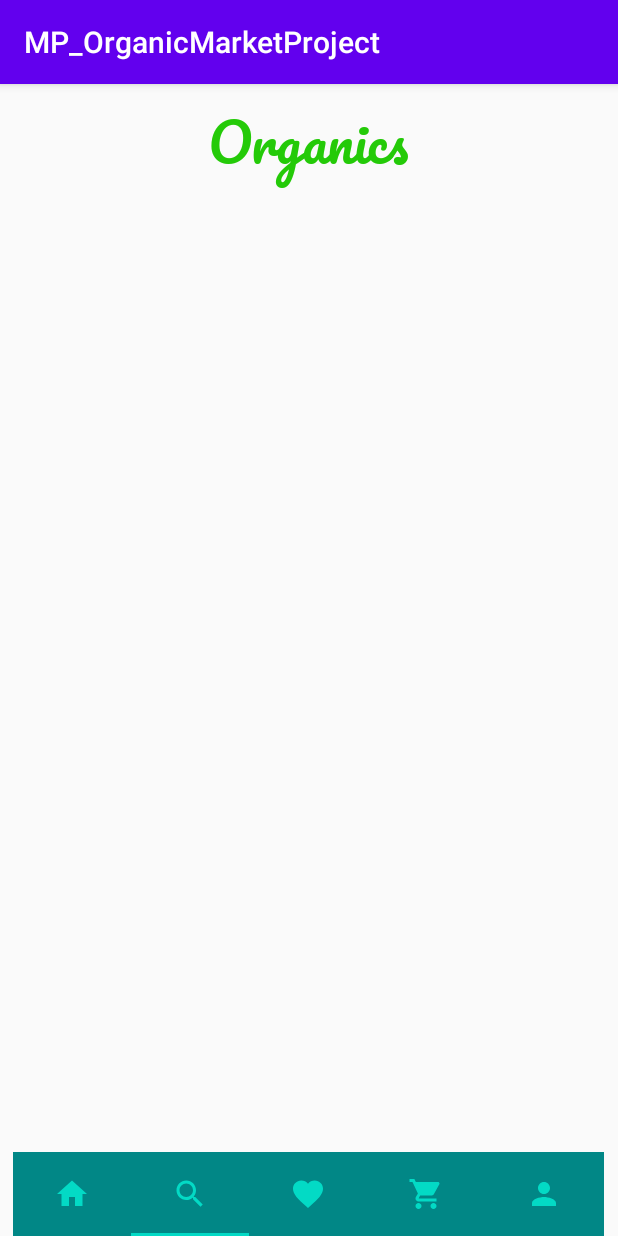
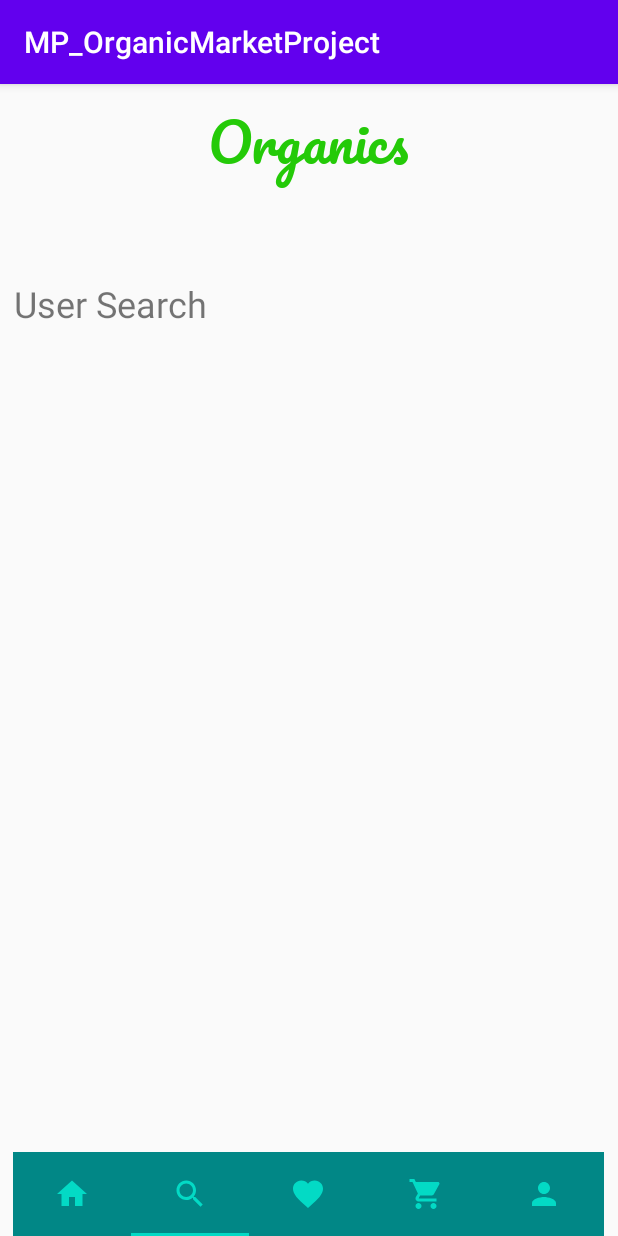
Before and after one commit to ozgurbaltaci/Organics-E-commerce-app, an Android app: the ProductsActivity screen opened directly, with no data from a screen before it, item 2 of the bottom bar chosen, on a phone screen of 412 x 824 dp. Run offline under Robolectric (Android 15) with nearby library versions, the light colour scheme and no system bars; our stand-ins replace Firebase (no records; nobody signed in at launch, a user with empty details on screens opened directly), Picasso; 1 statement that could not run was skipped.

Commit message:
productsFragment

```diff
--- /dev/null
+++ b/app/src/main/java/com/example/mp_organicmarketproject/ProductAdapterDeneme.java
@@ -0,0 +1,56 @@
+package com.example.mp_organicmarketproject;
+
+import android.content.Context;
+
+import androidx.annotation.NonNull;
+import androidx.fragment.app.Fragment;
+import androidx.fragment.app.FragmentManager;
+import androidx.fragment.app.FragmentPagerAdapter;
+
+public class ProductAdapterDeneme extends FragmentPagerAdapter {
+
+
+    Context context;
+    int totalTabs;
+
+    public ProductAdapterDeneme(@NonNull FragmentManager fm) {
+
+        super(fm);
+    }
+    public ProductAdapterDeneme(Context c, FragmentManager fm, int totalTabs){
+        super(fm);
+        this.context = c;
+        this.totalTabs = totalTabs;
+
+    }
+
+
+
+    @NonNull
+    @Override
+    public Fragment getItem(int position) {
+        switch (position){
+            case 0:
+                return new ProductFragmentDeneme();
+            case 1:
+                return new UserSearchButton();
+            case 2:
+                return new UserFavoritesButton();
+            case 3:
+                return new UserCartButton();
+            case 4:
+                return new UserProfileButton();
+            default:
+                return null;
+
+
+        }
+
+    }
+
+    @Override
+    public int getCount() {
+        return totalTabs;
+    }
+
+}
--- /dev/null
+++ b/app/src/main/java/com/example/mp_organicmarketproject/ProductFragmentDeneme.java
@@ -0,0 +1,84 @@
+package com.example.mp_organicmarketproject;
+
+import android.os.Bundle;
+import android.view.LayoutInflater;
+import android.view.View;
+import android.view.ViewGroup;
+import android.widget.TextView;
+import android.widget.Toast;
+
+import androidx.annotation.NonNull;
+import androidx.annotation.Nullable;
+import androidx.fragment.app.Fragment;
+import androidx.recyclerview.widget.GridLayoutManager;
+import androidx.recyclerview.widget.LinearLayoutManager;
+import androidx.recyclerview.widget.RecyclerView;
+
+import com.google.firebase.database.DataSnapshot;
+import com.google.firebase.database.DatabaseError;
+import com.google.firebase.database.DatabaseReference;
+import com.google.firebase.database.FirebaseDatabase;
+import com.google.firebase.database.ValueEventListener;
+
+import org.w3c.dom.Text;
+
+import java.util.ArrayList;
+import java.util.List;
+
+public class ProductFragmentDeneme extends Fragment {
+
+     RecyclerView productsRecyclerView;
+     RecyclerView.LayoutManager recyclerProductManager;
+     String currentCategory;
+     TextView productCategoryTitle;
+    private List<Product> products;
+
+    private ProductsAdapter productsAdapter;
+
+
+    @Nullable
+    @Override
+    public View onCreateView(@NonNull LayoutInflater inflater, @Nullable ViewGroup container, @Nullable Bundle savedInstanceState) {
+
+        View v = inflater.inflate(R.layout.deneme_product, container, false);
+        currentCategory = getActivity().getIntent().getStringExtra("Category");
+        System.out.println(currentCategory + " ye tıklandı.");
+
+        productCategoryTitle = v.findViewById(R.id.ProductCategoryTitle);
+        productCategoryTitle.setText(currentCategory);
+        showProducts(v);
+
+        return v;
+
+    }
+
+    public void showProducts(View v){
+        productsRecyclerView= v.findViewById(R.id.product_recyclerView);
+//        productsRecyclerView.setNestedScrollingEnabled(false);
+        productsRecyclerView.setHasFixedSize(true);
+
+
+        RecyclerView.LayoutManager mLayoutManager = new GridLayoutManager(getContext(),2);
+        productsRecyclerView.setLayoutManager(mLayoutManager);
+        products = new ArrayList<>();
+        DatabaseReference databaseReference;
+        databaseReference = FirebaseDatabase.getInstance().getReference("Category:" + currentCategory);
+        databaseReference.addValueEventListener(new ValueEventListener() {
+            @Override
+            public void onDataChange(@NonNull DataSnapshot snapshot) {
+                for (DataSnapshot postSnapshot: snapshot.getChildren()){
+                    Product product = postSnapshot.getValue(Product.class);
+                    products.add(product);
+                }
+                productsAdapter = new ProductsAdapter(getContext(),products);
+                productsRecyclerView.setAdapter(productsAdapter);
+            }
+
+            @Override
+            public void onCancelled(@NonNull DatabaseError error) {
+                Toast.makeText(getContext(),error.getMessage(), Toast.LENGTH_LONG);
+
+            }
+        });
+    }
+}
--- a/app/src/main/java/com/example/mp_organicmarketproject/ProductsActivity.java
+++ b/app/src/main/java/com/example/mp_organicmarketproject/ProductsActivity.java
@@ -4,6 +4,7 @@ import androidx.annotation.NonNull;
 import androidx.appcompat.app.AppCompatActivity;
 import androidx.recyclerview.widget.GridLayoutManager;
 import androidx.recyclerview.widget.RecyclerView;
+import androidx.viewpager.widget.ViewPager;
 
 import android.os.Bundle;
 import android.widget.TextView;
@@ -20,21 +21,18 @@ import java.util.ArrayList;
 import java.util.List;
 
 public class ProductsActivity extends AppCompatActivity {
-    private RecyclerView productsRecyclerView;
-    private List<Product> products;
-    private String currentCategory;
-    private ProductsAdapter productsAdapter;
-    private TextView productCategoryTitle;
-    private TabLayout productTabLayout;
+
+    ViewPager ProductsViewPager;
+
+    TabLayout productTabLayout;
 
     @Override
     protected void onCreate(Bundle savedInstanceState) {
         super.onCreate(savedInstanceState);
         setContentView(R.layout.products_activity_layout);
-        currentCategory = getIntent().getStringExtra("Category");
-        System.out.println(currentCategory + " ye tıklandı.");
-        productCategoryTitle = findViewById(R.id.ProductCategoryTitle);
-        productCategoryTitle.setText(currentCategory);
+
+        ProductsViewPager = findViewById(R.id.viewPagerProducts);
+
         productTabLayout = findViewById(R.id.productsBottomBar);
 
         productTabLayout.addTab(productTabLayout.newTab().setIcon(R.drawable.ic_baseline_home_24));
@@ -42,38 +40,30 @@ public class ProductsActivity extends AppCompatActivity {
         productTabLayout.addTab(productTabLayout.newTab().setIcon(R.drawable.ic_baseline_favorite_24));
         productTabLayout.addTab(productTabLayout.newTab().setIcon(R.drawable.ic_baseline_shopping_cart_24));
         productTabLayout.addTab(productTabLayout.newTab().setIcon(R.drawable.ic_baseline_person_24));
+        productTabLayout.setTabGravity(TabLayout.GRAVITY_FILL);
 
+        final ProductAdapterDeneme adapter = new ProductAdapterDeneme(this,getSupportFragmentManager(),productTabLayout.getTabCount());
+        ProductsViewPager.setAdapter(adapter);
+        ProductsViewPager.addOnPageChangeListener(new TabLayout.TabLayoutOnPageChangeListener(productTabLayout));
 
-        showProducts();
-    }
-
-    public void showProducts(){
-        productsRecyclerView= findViewById(R.id.product_recyclerView);
-//        productsRecyclerView.setNestedScrollingEnabled(false);
-        productsRecyclerView.setHasFixedSize(true);
-
-
-        RecyclerView.LayoutManager mLayoutManager = new GridLayoutManager(getApplicationContext(),2);
-        productsRecyclerView.setLayoutManager(mLayoutManager);
-        products = new ArrayList<>();
-        DatabaseReference databaseReference;
-        databaseReference = FirebaseDatabase.getInstance().getReference("Category:" + currentCategory);
-        databaseReference.addValueEventListener(new ValueEventListener() {
+        productTabLayout.addOnTabSelectedListener(new TabLayout.OnTabSelectedListener() {
             @Override
-            public void onDataChange(@NonNull DataSnapshot snapshot) {
-                for (DataSnapshot postSnapshot: snapshot.getChildren()){
-                    Product product = postSnapshot.getValue(Product.class);
-                    products.add(product);
-                }
-                productsAdapter = new ProductsAdapter(getApplicationContext(),products);
-                productsRecyclerView.setAdapter(productsAdapter);
+            public void onTabSelected(TabLayout.Tab tab) {
+                ProductsViewPager.setCurrentItem(tab.getPosition());
             }
 
             @Override
-            public void onCancelled(@NonNull DatabaseError error) {
-                Toast.makeText(getApplicationContext(),error.getMessage(), Toast.LENGTH_LONG);
+            public void onTabUnselected(TabLayout.Tab tab) {
+
+            }
+
+            @Override
+            public void onTabReselected(TabLayout.Tab tab) {
 
             }
         });
+
     }
+
+
 }
--- a/app/src/main/res/layout/products_activity_layout.xml
+++ b/app/src/main/res/layout/products_activity_layout.xml
@@ -22,30 +22,22 @@
             app:layout_constraintStart_toStartOf="parent"
             app:layout_constraintTop_toTopOf="parent" />
 
-    <TextView
-        android:id="@+id/ProductCategoryTitle"
-        android:layout_width="wrap_content"
-        android:layout_height="wrap_content"
-        android:fontFamily="@font/pacifico"
-        android:textColor="#000000"
-        android:textSize="24sp"
-        app:layout_constraintBottom_toBottomOf="parent"
+
+    <androidx.viewpager.widget.ViewPager
+        android:id="@+id/viewPagerProducts"
+        android:layout_width="395dp"
+        android:layout_height="586dp"
+        android:layout_above="@id/productsBottomBar"
+        android:layout_centerInParent="true"
+
+        android:layout_marginTop="80dp"
         app:layout_constraintEnd_toEndOf="parent"
-        app:layout_constraintHorizontal_bias="0.05"
+        app:layout_constraintHorizontal_bias="0.555"
         app:layout_constraintStart_toStartOf="parent"
         app:layout_constraintTop_toTopOf="parent"
-        app:layout_constraintVertical_bias="0.152" />
+        tools:ignore="MissingConstraints">
 
-    <androidx.recyclerview.widget.RecyclerView
-        android:id="@+id/product_recyclerView"
-        android:layout_width="389dp"
-        android:layout_height="458dp"
-        app:layout_constraintBottom_toBottomOf="parent"
-        app:layout_constraintEnd_toEndOf="parent"
-        app:layout_constraintHorizontal_bias="0.272"
-        app:layout_constraintStart_toStartOf="parent"
-        app:layout_constraintTop_toTopOf="parent"
-        app:layout_constraintVertical_bias="0.71" />
+    </androidx.viewpager.widget.ViewPager>
 
     <com.google.android.material.tabs.TabLayout
         android:id="@+id/productsBottomBar"
@@ -57,7 +49,6 @@
 
         app:layout_constraintHorizontal_bias="0.47"
         app:layout_constraintStart_toStartOf="parent"
-        app:layout_constraintTop_toBottomOf="@+id/product_recyclerView"
         app:layout_constraintVertical_bias="1.0"
         app:tabBackground="@color/teal_700"
         app:tabIconTint="@color/teal_200"
```
Also changed, not shown: app/src/main/java/com/example/mp_organicmarketproject/SupportedProductsFragmentActivity.java (added, +21 -0 lines), app/src/main/java/com/example/mp_organicmarketproject/UserHomePageButton.java (+1 -6 lines), app/src/main/res/layout/deneme_product.xml (added, +38 -0 lines).
